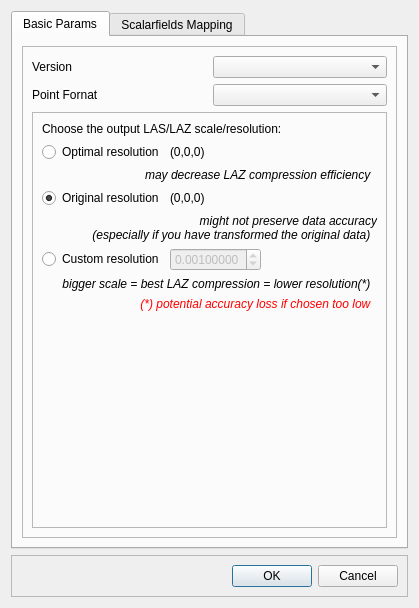
Old version of the form ui/lassavedialog.ui in the repository tmontaigu/LAS-IO.
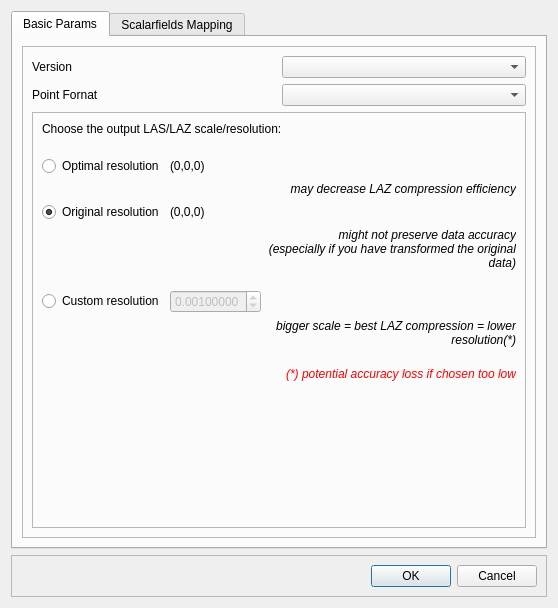
New version of the form.

The edit to the form file:
```diff
--- a/ui/lassavedialog.ui
+++ b/ui/lassavedialog.ui
@@ -73,7 +73,8 @@
              <item>
               <widget class="QLabel" name="label_4">
                <property name="text">
-                <string>Choose the output LAS/LAZ scale/resolution:</string>
+                                                                <string>Choose the output LAS/LAZ scale/resolution:
+                                                                </string>
                </property>
               </widget>
              </item>
@@ -119,7 +120,7 @@
                 <string>Ensures optimal accuracy (up to 10^-7 absolute)</string>
                </property>
                <property name="text">
-                <string>may decrease LAZ compression efficiency  </string>
+                                                                <string>may decrease LAZ compression efficiency</string>
                </property>
                <property name="alignment">
                 <set>Qt::AlignRight|Qt::AlignTrailing|Qt::AlignVCenter</set>
@@ -171,8 +172,10 @@
                 </font>
                </property>
                <property name="text">
-                <string>might not preserve data accuracy  
-(especially if you have transformed the original data)  </string>
+                                                                <string>might not preserve data accuracy
+                                                                    (especially if you have transformed the original
+                                                                    data)
+                                                                </string>
                </property>
                <property name="alignment">
                 <set>Qt::AlignRight|Qt::AlignTrailing|Qt::AlignVCenter</set>
@@ -236,7 +239,9 @@
                 </font>
                </property>
                <property name="text">
-                <string>bigger scale = best LAZ compression = lower resolution(*)  </string>
+                                                                <string>bigger scale = best LAZ compression = lower
+                                                                    resolution(*)
+                                                                </string>
                </property>
                <property name="alignment">
                 <set>Qt::AlignRight|Qt::AlignTrailing|Qt::AlignVCenter</set>
@@ -254,7 +259,8 @@
                 <string notr="true">color: red;</string>
                </property>
                <property name="text">
-                <string>(*) potential accuracy loss if chosen too low  </string>
+                                                                <string>(*) potential accuracy loss if chosen too low
+                                                                </string>
                </property>
                <property name="alignment">
                 <set>Qt::AlignRight|Qt::AlignTrailing|Qt::AlignVCenter</set>
```
Left out of the diff: 19 changed lines with no effect on the pictures. Lines whose indentation alone changed are shown as unchanged.
